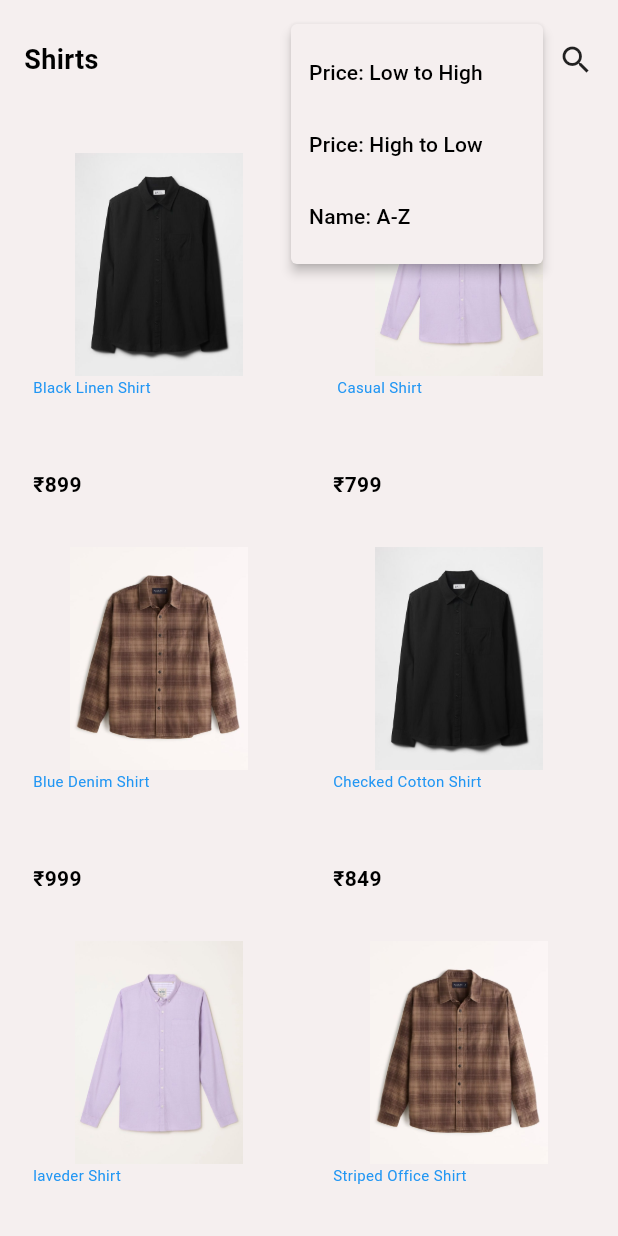
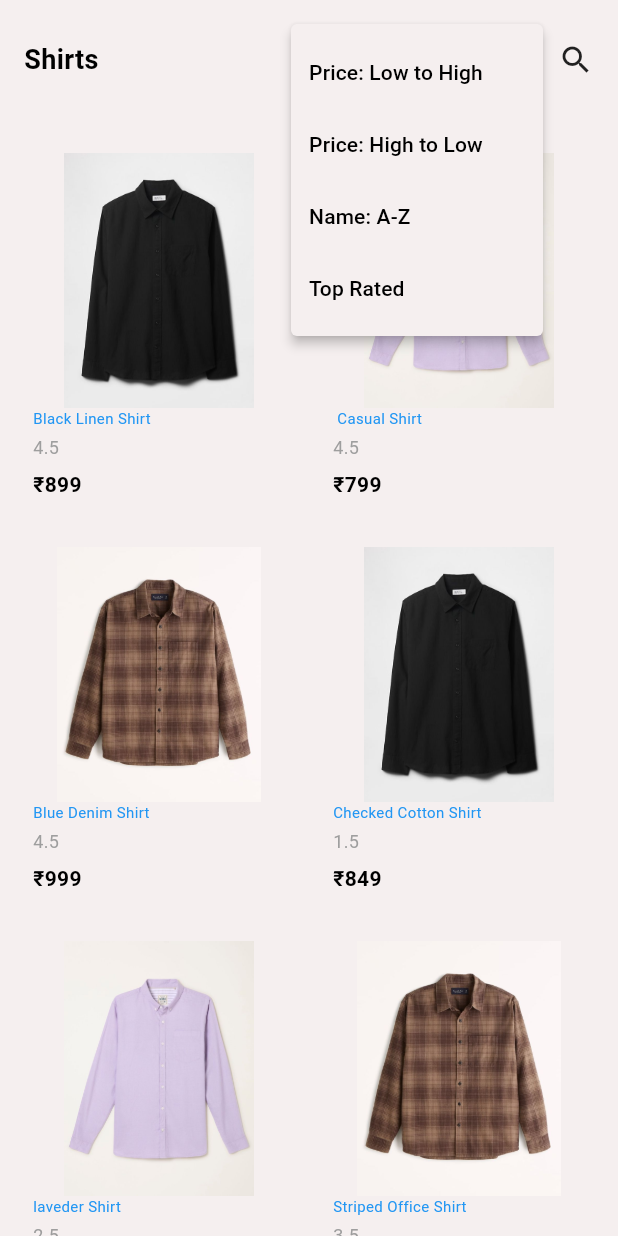
Before and after one commit to saras583/mg_collection, a Flutter app: the ShirtsScreen screen opened directly, after a tap on the "tune" icon, on a phone screen of 412 x 824 dp. Run offline on Flutter 3.47's test engine with Material 3 defaults, Android fonts, the phone set to English and light mode, and no system bars; our stand-ins replace hive, hive_flutter, image_picker; accounts and stored records are empty.

Commit message:
my local changes

```diff
--- a/lib/screens/pants.dart
+++ b/lib/screens/pants.dart
@@ -144,7 +144,7 @@ class _PantsScreenState extends State<PantsScreen> {
                           ),
 
                           Text(
-                            '',
+                            '${pant['rating']}',
                             style: TextStyle(fontSize: 12, color: Colors.grey),
                           ),
 
--- a/lib/screens/shirts.dart
+++ b/lib/screens/shirts.dart
@@ -35,19 +35,19 @@ class _ShirtsScreenState extends State<ShirtsScreen> {
       "name": "Checked Cotton Shirt",
       "price": 849,
       "image": "assets/images/black_shirt.jpg",
-      "rating": 4.5,
+      "rating": 1.5,
     },
     {
       "name": "laveder Shirt",
       "price": 950,
       "image": "assets/images/laventer.jpg",
-      "rating": 4.5,
+      "rating": 2.5,
     },
     {
       "name": "Striped Office Shirt",
       "price": 899,
       "image": "assets/images/checkshirt.jpg",
-      "rating": 4.5,
+      "rating": 3.5,
     },
   ];
   @override
@@ -96,6 +96,10 @@ class _ShirtsScreenState extends State<ShirtsScreen> {
       value: 'A-Z',
       child: Text('Name: A-Z'),
     ),
+    PopupMenuItem(
+    value: 'Rating',
+    child: Text('Top Rated'),
+  ),
   ],
 ),
                       SizedBox(width: 10),
@@ -154,12 +158,7 @@ class _ShirtsScreenState extends State<ShirtsScreen> {
                           SizedBox(height: 4),
 
                           Text(
-                            '',
-                            style: TextStyle(fontWeight: FontWeight.bold),
-                          ),
-
-                          Text(
-                            '',
+                            '${shirtsList['rating']}',
                             style: TextStyle(fontSize: 12, color: Colors.grey),
                           ),
 
--- a/lib/screens/shoesScreen.dart
+++ b/lib/screens/shoesScreen.dart
@@ -136,7 +136,7 @@ class _ShoesscreenState extends State<Shoesscreen> {
                           ),
 
                           Text(
-                            '',
+                            '${shoe['rating']}',
                             style: TextStyle(fontSize: 12, color: Colors.grey),
                           ),
 
--- a/lib/screens/skincareScreen.dart
+++ b/lib/screens/skincareScreen.dart
@@ -153,6 +153,10 @@ class _SkincarescreenState extends State<Skincarescreen> {
                                 '${skincares['price']}',
                                 style: TextStyle(fontWeight: FontWeight.bold),
                               ),
+                              Text(
+                            '${skincares['rating']}',
+                            style: TextStyle(fontSize: 12, color: Colors.grey),
+                          ),
                             ],
                           ),
                         ],
--- a/lib/screens/watches.dart
+++ b/lib/screens/watches.dart
@@ -16,6 +16,7 @@ class _WatchesScreenState extends State<WatchesScreen> {
       "name": "Rolex Submariner",
       "price": 1299,
       "image": "assets/images/watch.jpg",
+      "rating": 4.5,
     },
   ];
   @override
```
Also changed, not shown: lib/screens/jalorescreen.dart (+1 -6 lines).
